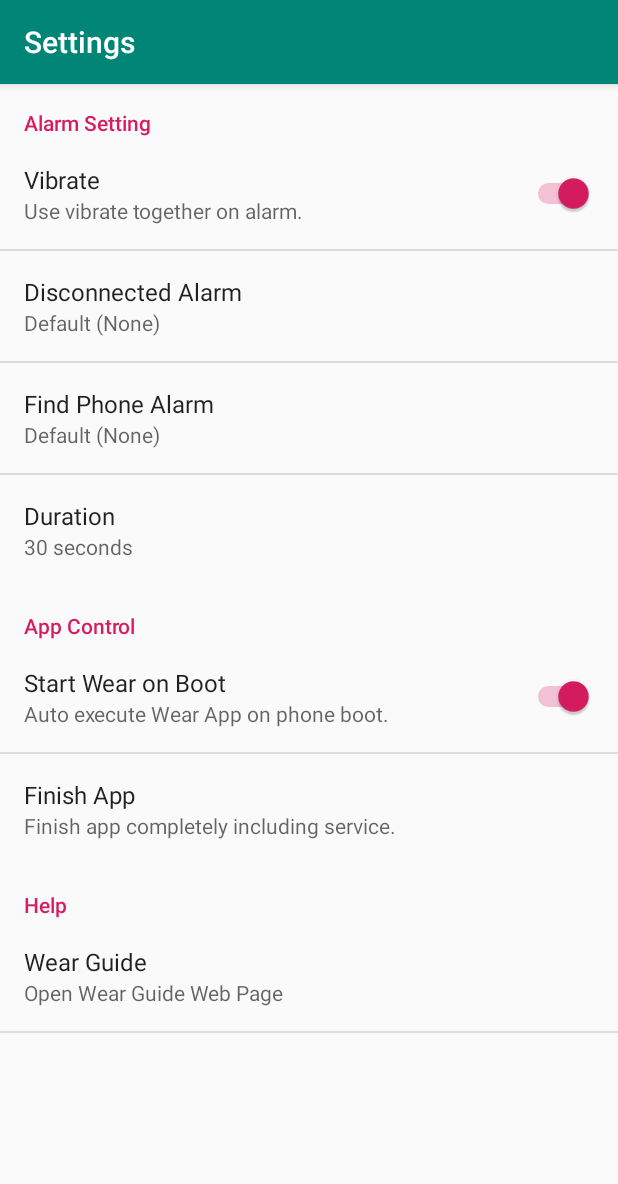
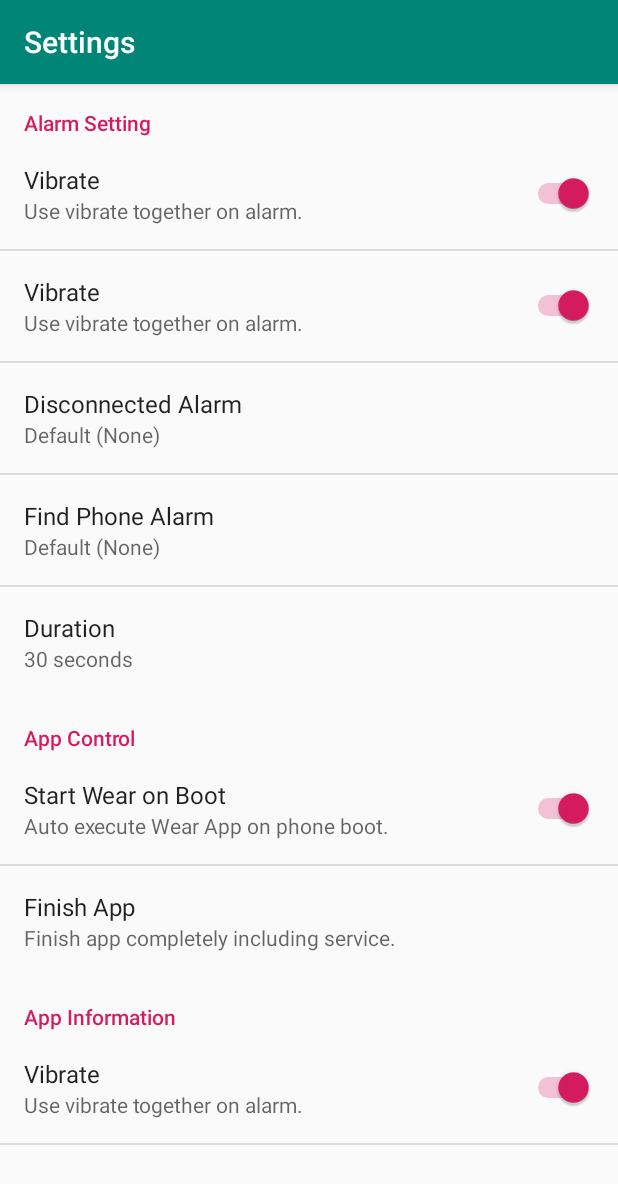
Before and after one commit to whwlgod89/we, an Android app: the MainActivity screen opened directly, with no data from a screen before it, after a tap on an icon or button, on a phone screen of 412 x 824 dp. Shown: the top 1184 px of the screen. Run offline under Robolectric (Android 15) with nearby library versions, the phone set to English and light mode, and no system bars; our stand-ins replace ButterKnife; 2 statements that could not run were skipped.

Commit message:
이미지 등록

```diff
--- a/app/src/main/AndroidManifest.xml
+++ b/app/src/main/AndroidManifest.xml
@@ -67,7 +67,10 @@
 
 
         <activity android:name=".activity.InstructionActivity"
-            android:theme="@android:style/Theme.Translucent"/>
+            android:launchMode="singleTop"
+            android:screenOrientation="unspecified"
+            android:theme="@style/Transparent"
+            />
 
 
         <meta-data
--- a/app/src/main/java/kr/co/theunify/wear/activity/MainActivity.java
+++ b/app/src/main/java/kr/co/theunify/wear/activity/MainActivity.java
@@ -473,7 +473,7 @@ public class MainActivity extends BaseActivity {
 //            showAddSensor(false);       // Show/Hide Widgets for Add Sensor
         } else {
             Intent i = new Intent();
-            i.setClass(this, AddActivity.class);
+            i.setClass(this, WearListActivity.class);
             startActivityForResult(i, Const.REQUEST_CODE_OF_ADD_SENSOR);
         }
     }
@@ -481,8 +481,8 @@ public class MainActivity extends BaseActivity {
     @OnClick(R.id.img_setting)
     public void onClickImgSetting() {
         Intent intent = new Intent();
-        intent.setClass(this, SettingActivity.class);
-        startActivityForResult(intent, Const.REQUEST_CODE_OF_APP_SETTINGS);
+        intent.setClass(mContext, SettingActivity.class);
+        ((MainActivity) mContext).startActivityForResult(intent, Const.REQUEST_CODE_OF_APP_SETTINGS);
 
     }
 
@@ -510,31 +510,7 @@ public class MainActivity extends BaseActivity {
                 break;
                 // remove 를 지우고 사용방법을 추가
         }
-     /*
-        if (v.getId() == R.id.btn_find) {
-            mApp.getCurSensor().findSensor();
-        } else if (v.getId() == R.id.btn_location) {
-            // 지도 화면으로 이동한다. - 구글 지도
-            Intent i = new Intent();
-            i.setClass(this, MapActivity.class);
-            startActivity(i);
-        } else if (v.getId() == R.id.btn_remove) {
-            // 삭제
-            Utils.showPopupDlg(this, getString(R.string.remove_title), getString(R.string.remove_message),
-                    getResources().getString(R.string.ok), new View.OnClickListener() {
-                        @Override
-                        public void onClick(View v) {
-                            // 센서 삭제
-                            mApp.removeSensor();
-                            // 화면 업데이트
-                            initView();
-                        }
-                    }, getResources().getString(R.string.cancel), null, null);
-        } else if (v.getId() == R.id.btn_setting) {
-            Intent i = new Intent();
-            i.setClass(this, ModifyActivity.class);
-            startActivityForResult(i, Const.REQUEST_CODE_OF_MODIFY_SENSOR);
-        }*/
+
 
     }
 
--- a/app/src/main/java/kr/co/theunify/wear/activity/SettingActivity.java
+++ b/app/src/main/java/kr/co/theunify/wear/activity/SettingActivity.java
@@ -74,7 +74,9 @@ public class SettingActivity extends BaseActivity {
             bindPreferenceSummaryToValue(findPreference("pref_key_alarm_duration"));
 
             // 앱 재시작 처리
-            Preference appRestart = findPreference("pref_key_app_control_restart");
+
+
+           /* Preference appRestart = findPreference("pref_key_app_control_restart");
             appRestart.setOnPreferenceClickListener(new Preference.OnPreferenceClickListener() {
                 @Override
                 public boolean onPreferenceClick(Preference preference) {
@@ -92,7 +94,7 @@ public class SettingActivity extends BaseActivity {
                             }, getString(R.string.cancel));
                     return true;
                 }
-            });
+            });*/
 
             // 앱 종료 처리
             Preference appFinish = findPreference("pref_key_app_control_finish");
@@ -115,16 +117,7 @@ public class SettingActivity extends BaseActivity {
             });
 
             // 도움말 선택시 브라우저 연결하고 설정은 종료
-            Preference appHelp = findPreference("pref_key_show_guide");
-            appHelp.setOnPreferenceClickListener(new Preference.OnPreferenceClickListener() {
-                @Override
-                public boolean onPreferenceClick(Preference preference) {
-                    Intent browserIntent = new Intent(Intent.ACTION_VIEW, Uri.parse("http://heytong.com/?page_id=425"));
-                    startActivity(browserIntent);
-                    getActivity().finish();
-                    return true;
-                }
-            });
+
         }
 
         private static void bindPreferenceSummaryToValue(Preference preference) {
--- a/app/src/main/java/kr/co/theunify/wear/activity/WearListActivity.java
+++ b/app/src/main/java/kr/co/theunify/wear/activity/WearListActivity.java
@@ -39,7 +39,6 @@ public class WearListActivity extends BaseActivity {
     @BindView(R.id.v_titlebar)      TitlebarView v_titlebar;
     @BindView(R.id.txt_empty)       TextView txt_empty;
     @BindView(R.id.list_sensor)     ListView list_sensor;
-    @BindView(R.id.result)          TextView result;
 
     private boolean mScanning = false;          // 스캔 중인지?
 
--- a/app/src/main/java/kr/co/theunify/wear/adapter/MainPagerFragment.java
+++ b/app/src/main/java/kr/co/theunify/wear/adapter/MainPagerFragment.java
@@ -75,7 +75,7 @@ public class MainPagerFragment extends Fragment {
                 }
                 iv_wallet.setBackgroundResource(resource);
             } else {
-                iv_wallet.setBackgroundResource(R.drawable.purse_03);
+                iv_wallet.setBackgroundResource(R.drawable.sample_img_01_disconm);
             }
         }
 
--- a/app/src/main/java/kr/co/theunify/wear/view/TitlebarView.java
+++ b/app/src/main/java/kr/co/theunify/wear/view/TitlebarView.java
@@ -12,6 +12,7 @@ import android.util.Log;
 import android.view.View;
 import android.view.LayoutInflater;
 
+import kr.co.theunify.wear.Const;
 import kr.co.theunify.wear.R;
 
 import android.widget.LinearLayout;
@@ -30,6 +31,8 @@ import java.util.ResourceBundle;
 import butterknife.BindView;
 import butterknife.ButterKnife;
 import butterknife.OnClick;
+import kr.co.theunify.wear.activity.MainActivity;
+import kr.co.theunify.wear.activity.SettingActivity;
 
 public class TitlebarView extends LinearLayout {
 
@@ -104,7 +107,6 @@ public class TitlebarView extends LinearLayout {
 	@OnClick(R.id.img_setting)
 	public void onClickImgSetting() {
 
-
 	}
 
 	//********************************************************************************
--- a/app/src/main/res/values/colors.xml
+++ b/app/src/main/res/values/colors.xml
@@ -3,4 +3,5 @@
     <color name="colorPrimary">#008577</color>
     <color name="colorPrimaryDark">#00574B</color>
     <color name="colorAccent">#D81B60</color>
+    <color name="transparent">#1A000000</color>
 </resources>
--- a/app/src/main/res/values/strings.xml
+++ b/app/src/main/res/values/strings.xml
@@ -137,7 +137,7 @@
     <string name="pref_app_control_restart">Restart app.</string>
     <string name="pref_app_control_finish">Finish app.</string>
 
-    <string name="pref_title_show_guide_category">Help</string>
+    <string name="pref_title_show_app_Information">App Information</string>
     <string name="pref_title_show_guide">Wear Guide</string>
     <string name="pref_summary_show_guide">Open Wear Guide Web Page</string>
 
--- a/app/src/main/res/values/styles.xml
+++ b/app/src/main/res/values/styles.xml
@@ -20,4 +20,17 @@
         <item name="android:windowBackground">@drawable/intro_00_bg</item>
     </style>
 
+
+
+
+    <style name="Transparent" parent="@style/Theme.AppCompat">
+        <item name="windowNoTitle">true</item>
+        <item name="android:windowNoTitle">true</item>
+        <item name="android:windowBackground">@android:color/transparent</item>
+        <item name="android:colorBackgroundCacheHint">@null</item>
+        <item name="android:windowIsTranslucent">true</item>
+        <item name="android:windowAnimationStyle">@android:style/Animation</item>
+        <item name="android:backgroundDimEnabled">true</item>
+    </style>
+
 </resources>
--- a/app/src/main/res/xml/pref_settings.xml
+++ b/app/src/main/res/xml/pref_settings.xml
@@ -5,6 +5,13 @@
         <SwitchPreference
             android:defaultValue="true"
             android:key="pref_key_alarm_vibrate"
+            android:summary="@string/pref_summary_alarm_vibrate"
+            android:title="@string/pref_title_alarm_vibrate" />
+        <SwitchPreference
+            android:layout_width="wrap_content"
+            android:layout_height="wrap_content"
+            android:defaultValue="true"
+            android:key="switch_preference_1"
             android:summary="@string/pref_summary_alarm_vibrate"
             android:title="@string/pref_title_alarm_vibrate" />
         <RingtonePreference
@@ -47,14 +54,13 @@
 
     <PreferenceCategory
         android:key="pref_key_show_guide_category"
-        android:title="@string/pref_title_show_guide_category">
-        <Preference
-            android:key="pref_key_show_guide"
-            android:summary="@string/pref_summary_show_guide"
-            android:title="@string/pref_title_show_guide">
-            <intent
-                android:action="android.intent.action.VIEW"
-                android:data="http://heytong.com/?page_id=425" />
-        </Preference>
+        android:title="@string/pref_title_show_app_Information">
+        <SwitchPreference
+            android:layout_width="wrap_content"
+            android:layout_height="wrap_content"
+            android:defaultValue="true"
+            android:key="switch_preference_1"
+            android:summary="@string/pref_summary_alarm_vibrate"
+            android:title="@string/pref_title_alarm_vibrate" />
     </PreferenceCategory>
 </PreferenceScreen>
```
Also changed, not shown: app/src/main/java/kr/co/theunify/wear/activity/InstructionActivity.java (+6 -8 lines), app/src/main/res/layout/a_instruction.xml (added, +10 -0 lines), app/src/main/res/layout/a_use.xml (deleted, +0 -9 lines), app/src/main/res/layout/a_wearlist.xml (+10 -9 lines), app/src/main/res/drawable-xxxhdpi/sample_img_01.png (added), app/src/main/res/drawable-xxxhdpi/sample_img_01_disconm.png (added), app/src/main/res/drawable-xxxhdpi/sample_img_02.png (added), app/src/main/res/drawable-xxxhdpi/sample_img_02_disconn.png (added), app/src/main/res/drawable-xxxhdpi/sample_img_03.png (added), app/src/main/res/drawable-xxxhdpi/sample_img_03_disconn.png (added), 1 other file.
